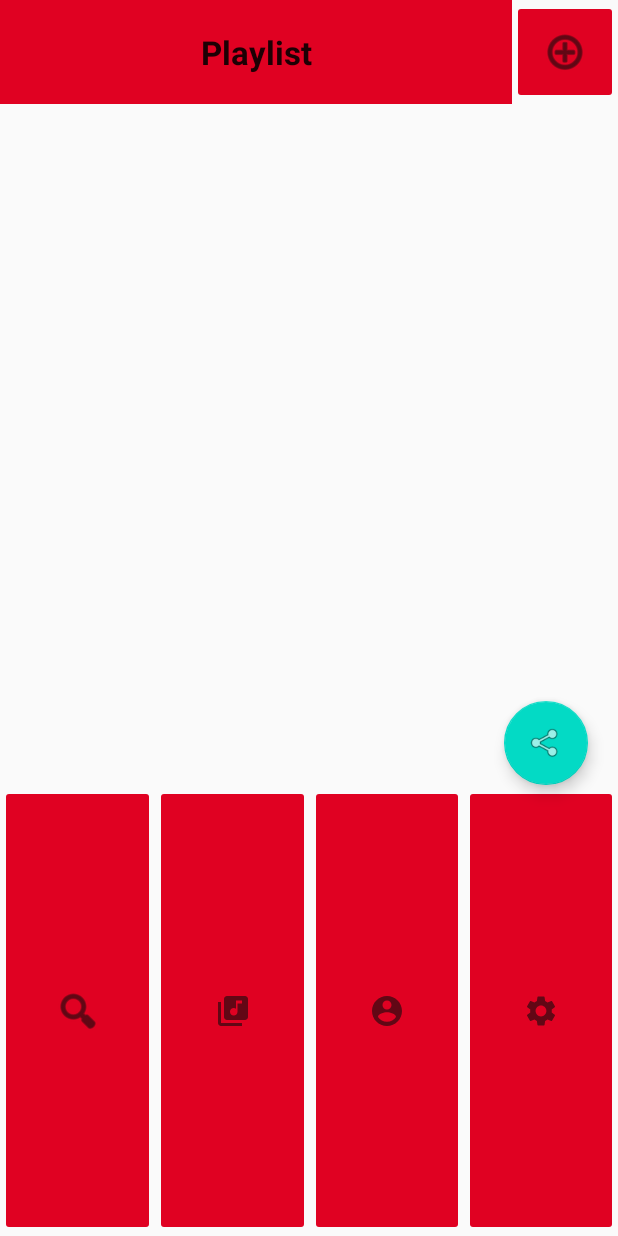
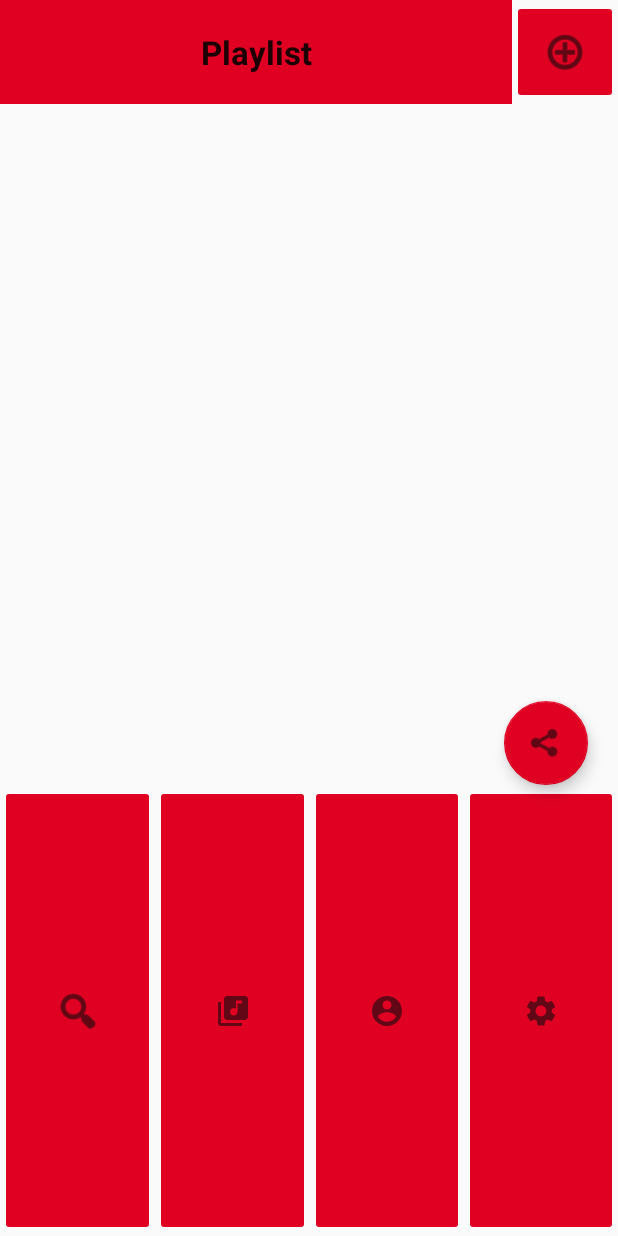
Before and after one commit to reediculous456/MusicLink, an Android app: the layout playlistsongview.xml on its own in the app's theme, with its tools: preview values and no code run, on a phone screen of 412 x 824 dp. Run offline under Robolectric (Android 15) with nearby library versions, the phone set to English and light mode, and no system bars.

Commit message:
Made changes for code review

```diff
--- a/app/src/main/res/layout/main_activity.xml
+++ b/app/src/main/res/layout/main_activity.xml
@@ -5,9 +5,9 @@
     android:id="@+id/mainScreen"
     android:layout_width="fill_parent"
     android:layout_height="fill_parent"
-    android:background="#0C0B0B"
-    android:backgroundTint="#e00122"
-    android:foregroundTint="#0C0B0B"
+    android:background="@color/black"
+    android:backgroundTint="@color/UC_red"
+    android:foregroundTint="@color/black"
     android:orientation="vertical"
     tools:context="edu.uc.reedws.musiclink.MainActivity">
 
@@ -57,7 +57,7 @@
         android:layout_width="wrap_content"
         android:layout_height="430dp"
         android:dividerHeight="1dp"
-        android:verticalSpacing="4dp" >
+        android:verticalSpacing="4dp">
 
     </ListView>
 
--- a/app/src/main/res/layout/playlistsongview.xml
+++ b/app/src/main/res/layout/playlistsongview.xml
@@ -1,5 +1,6 @@
 <?xml version="1.0" encoding="utf-8"?>
 <LinearLayout xmlns:android="http://schemas.android.com/apk/res/android"
+    xmlns:app="http://schemas.android.com/apk/res-auto"
     android:id="@+id/listSongView"
     android:layout_width="fill_parent"
     android:layout_height="fill_parent"
@@ -15,7 +16,7 @@
             android:layout_width="341dp"
             android:layout_height="wrap_content"
             android:layout_gravity="start"
-            android:background="#e00122"
+            android:background="@color/UC_red"
             android:gravity="center"
             android:padding="20dp"
             android:text="@string/Playlist"
@@ -26,14 +27,14 @@
             android:id="@+id/addPlaylistOrSongButton"
             android:layout_width="match_parent"
             android:layout_height="69dp"
-            android:backgroundTint="#e00122"
+            android:backgroundTint="@color/UC_red"
             android:contentDescription="@string/add"
             android:foregroundTint="#e00122"
             android:outlineAmbientShadowColor="#e00122"
             android:outlineSpotShadowColor="#e00122"
             android:scaleType="centerInside"
             android:src="@android:drawable/ic_menu_add"
-            android:tint="#0C0B0B" />
+            android:tint="@color/black" />
     </LinearLayout>
 
     <ListView
@@ -51,7 +52,9 @@
         android:layout_marginStart="16dp"
         android:layout_marginTop="-32dp"
         android:layout_marginEnd="20dp"
-        android:src="@android:drawable/ic_menu_share" />
+        android:src="@android:drawable/ic_menu_share"
+        android:tint="@color/black"
+        app:backgroundTint="@color/UC_red" />
 
     <LinearLayout
         android:layout_width="match_parent"
@@ -63,41 +66,41 @@
             android:layout_width="fill_parent"
             android:layout_height="match_parent"
             android:layout_weight=".25"
-            android:backgroundTint="#e00122"
+            android:backgroundTint="@color/UC_red"
             android:contentDescription="@string/search"
             android:src="@android:drawable/ic_menu_search"
-            android:tint="#0C0B0B" />
+            android:tint="@color/black" />
 
         <ImageButton
             android:id="@+id/libraryButton"
             android:layout_width="fill_parent"
             android:layout_height="match_parent"
             android:layout_weight=".25"
-            android:backgroundTint="#e00122"
+            android:backgroundTint="@color/UC_red"
             android:contentDescription="@string/library"
             android:src="@drawable/ic_library"
-            android:tint="#0C0B0B" />
+            android:tint="@color/black" />
 
         <ImageButton
             android:id="@+id/profileButton"
             android:layout_width="fill_parent"
             android:layout_height="match_parent"
             android:layout_weight=".25"
-            android:backgroundTint="#e00122"
+            android:backgroundTint="@color/UC_red"
             android:contentDescription="@string/profile"
             android:src="@drawable/ic_profile"
-            android:tint="#0C0B0B" />
+            android:tint="@color/black" />
 
         <ImageButton
             android:id="@+id/optionsButton"
             android:layout_width="fill_parent"
             android:layout_height="match_parent"
             android:layout_weight=".25"
-            android:backgroundTint="#e00122"
+            android:backgroundTint="@color/UC_red"
             android:contentDescription="@string/options"
             android:foregroundTint="#e00122"
             android:src="@drawable/ic_settings"
-            android:tint="#0C0B0B" />
+            android:tint="@color/black" />
     </LinearLayout>
 
 </LinearLayout>
```
Also changed, not shown: app/src/main/AndroidManifest.xml (+0 -22 lines).
